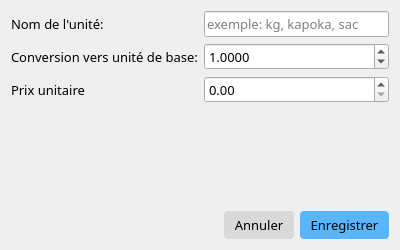
JessyTsiriniaina/Gestion-magasin, file gestionuniteventedialog.ui: the form before one commit.
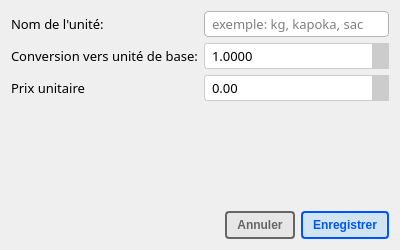
The form after the commit. Icons and pictures are not drawn.

Patch:
```diff
--- a/gestionuniteventedialog.ui
+++ b/gestionuniteventedialog.ui
@@ -37,6 +37,17 @@
          <pointsize>10</pointsize>
         </font>
        </property>
+       <property name="styleSheet">
+        <string notr="true">QLineEdit {
+border: 1px solid rgb(180, 180, 180);
+border-radius: 4px;
+padding: 2px 5px;
+}
+
+QLineEdit:focus {
+border: 1px solid rgb(85, 170, 255);
+}</string>
+       </property>
        <property name="placeholderText">
         <string>exemple: kg, kapoka, sac </string>
        </property>
@@ -69,6 +80,43 @@
        <property name="toolTip">
         <string>How many base units are in this selling unit? (e.g., if base is Kg and this unit is 'Gram', factor is 0.001. If this unit is '5 Kg Bag', factor is 5)</string>
        </property>
+       <property name="styleSheet">
+        <string notr="true">QDoubleSpinBox {
+    border: 1px solid #CCCCCC;
+    border-radius: 3px;
+    padding: 2px 5px;
+}
+QDoubleSpinBox::up-button {
+    subcontrol-origin: border;
+    subcontrol-position: top right;
+    width: 16px;
+    border-left: 1px solid #CCCCCC;
+   background: #cccccc;
+}
+QDoubleSpinBox::down-button {
+    subcontrol-origin: border;
+    subcontrol-position: bottom right;
+    width: 16px;
+    border-left: 1px solid #CCCCCC;
+    background: #cccccc;
+}
+QDoubleSpinBox::up-arrow {
+    image: url(:/icons/icons/caret-up.svg);
+    width: 12px;
+    height: 12px;
+}
+QDoubleSpinBox::down-arrow {
+    image: url(:/icons/icons/caret-down.svg);
+    width: 12px;
+    height: 12px;
+}
+QDoubleSpinBox::up-button:hover, QSpinBox::down-button:hover {
+    background: #66BB6A;
+}
+QDoubleSpinBox::up-button:pressed, QSpinBox::down-button:pressed {
+    background: #388E3C; 
+}</string>
+       </property>
        <property name="decimals">
         <number>4</number>
        </property>
@@ -107,6 +155,43 @@
          <pointsize>10</pointsize>
         </font>
        </property>
+       <property name="styleSheet">
+        <string notr="true">QDoubleSpinBox {
+    border: 1px solid #CCCCCC;
+    border-radius: 3px;
+    padding: 2px 5px;
+}
+QDoubleSpinBox::up-button {
+    subcontrol-origin: border;
+    subcontrol-position: top right;
+    width: 16px;
+    border-left: 1px solid #CCCCCC;
+   background: #cccccc;
+}
+QDoubleSpinBox::down-button {
+    subcontrol-origin: border;
+    subcontrol-position: bottom right;
+    width: 16px;
+    border-left: 1px solid #CCCCCC;
+    background: #cccccc;
+}
+QDoubleSpinBox::up-arrow {
+    image: url(:/icons/icons/caret-up.svg);
+    width: 12px;
+    height: 12px;
+}
+QDoubleSpinBox::down-arrow {
+    image: url(:/icons/icons/caret-down.svg);
+    width: 12px;
+    height: 12px;
+}
+QDoubleSpinBox::up-button:hover, QSpinBox::down-button:hover {
+    background: #66BB6A;
+}
+QDoubleSpinBox::up-button:pressed, QSpinBox::down-button:pressed {
+    background: #388E3C; 
+}</string>
+       </property>
        <property name="decimals">
         <number>2</number>
        </property>
@@ -155,16 +240,25 @@
       <widget class="QPushButton" name="bouton_annuler">
        <property name="font">
         <font>
-         <family>Outfit</family>
-         <pointsize>10</pointsize>
+         <weight>75</weight>
+         <italic>false</italic>
+         <bold>true</bold>
         </font>
        </property>
        <property name="cursor">
         <cursorShape>PointingHandCursor</cursorShape>
        </property>
        <property name="styleSheet">
-        <string notr="true">QPushButton {background-color:  rgb(217, 217, 217);
-padding: 5px 10px; border: none; border-radius: 4px;}
+        <string notr="true">
+
+QPushButton {
+background-color:  rgba(217, 217, 217, 100);
+ padding: 5px 10px;
+ border: 2px solid rgb(102, 102, 102);
+border-radius: 4px;
+color:   rgb(102, 102, 102); 
+font: bold;
+}
 
 QPushButton:hover {
 	background-color:  qlineargradient(spread:pad, x1:0, y1:0, x2:1, y2:0, stop:0 rgba(217, 217, 217, 255), stop:1 rgba(195, 195, 195, 255)); 
@@ -179,20 +273,28 @@
       <widget class="QPushButton" name="bouton_enregistrer">
        <property name="font">
         <font>
-         <family>Outfit</family>
-         <pointsize>10</pointsize>
+         <weight>75</weight>
+         <italic>false</italic>
+         <bold>true</bold>
         </font>
        </property>
        <property name="cursor">
         <cursorShape>PointingHandCursor</cursorShape>
        </property>
        <property name="styleSheet">
-        <string notr="true">QPushButton {background-color:  rgb(87, 182, 255);  padding: 5px 10px; border: none; border-radius: 4px;}
+        <string notr="true">
+QPushButton {
+background-color:  rgba(87, 182, 255, 50);
+ padding: 5px 10px;
+ border: 2px solid rgb(0, 85, 255);
+border-radius: 4px;
+color: rgb(0, 85, 255); 
+font: bold;
+}
 
 QPushButton:hover {
-	background-color:  qlineargradient(spread:pad, x1:0, y1:0, x2:1, y2:0, stop:0 rgba(85, 170, 255, 255), stop:1 rgba(125, 208, 146, 255)); 
-}
-</string>
+	background-color:  rgba(87, 182, 255, 80) ; 
+}</string>
        </property>
        <property name="text">
         <string>Enregistrer</string>
```
Left out of the diff: 2 changed lines with no effect on the pictures.
